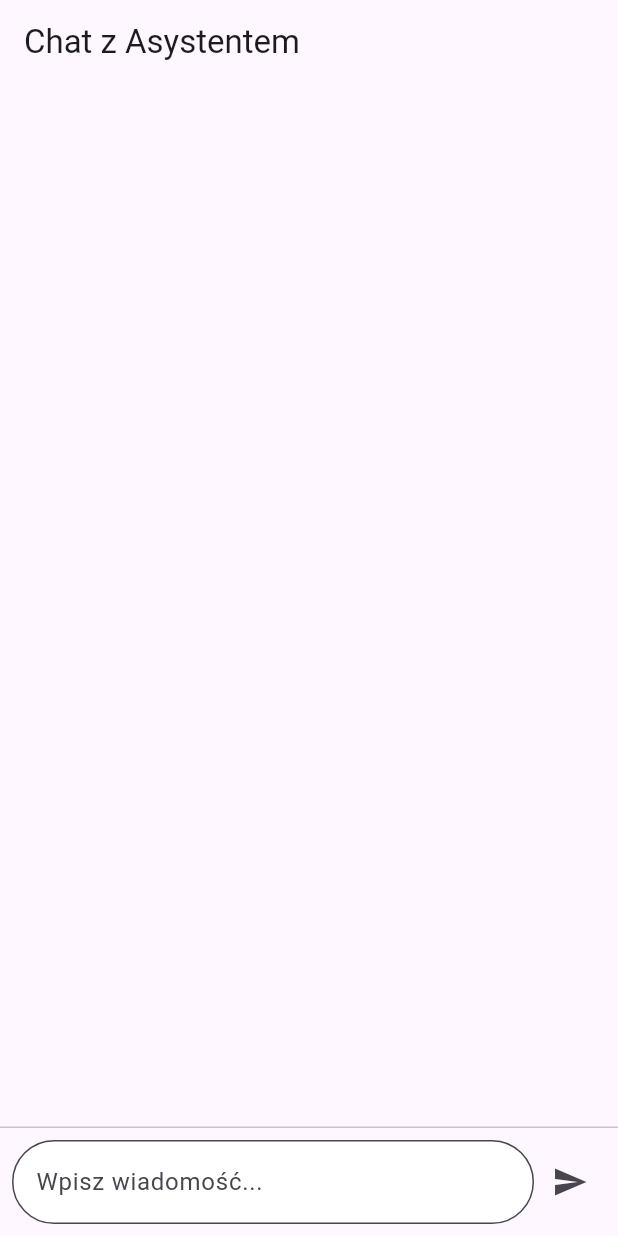
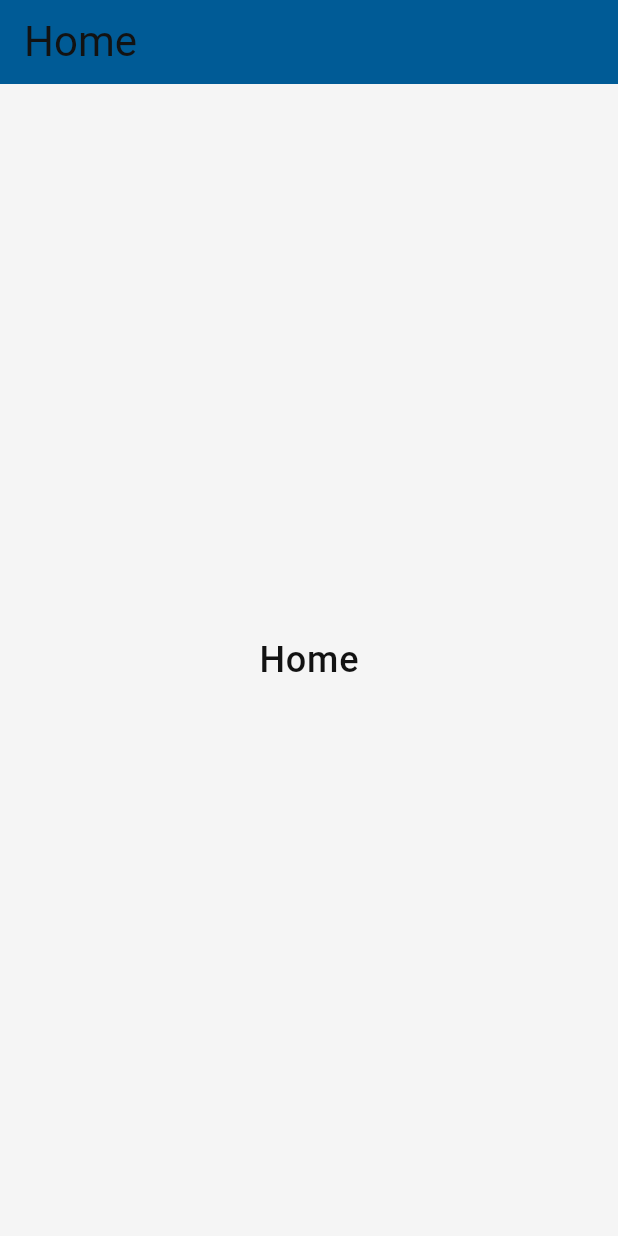
Before and after one commit to KaroleQ13Pl/App, a Flutter app: the screen it shows after launch, on a phone screen of 412 x 824 dp. Run offline on Flutter 3.47's test engine with Material 3 defaults, Android fonts, the phone set to English and light mode, and no system bars; our stand-ins replace google_fonts.

Commit message:
Refactor chatbot_ui: remove old chat screen and message widget, implement home screen, and update theming

```diff
--- a/chatbot_ui/lib/chat_screen.dart
+++ /dev/null
@@ -1,87 +0,0 @@
-import 'package:flutter/material.dart';
-import 'chat_message_widget.dart'; // Importujemy nasz nowy widget
-
-class ChatScreen extends StatefulWidget {
-  const ChatScreen({super.key});
-
-  @override
-  State<ChatScreen> createState() => _ChatScreenState();
-}
-
-class _ChatScreenState extends State<ChatScreen> {
-  // Kontroler do pola tekstowego
-  final TextEditingController _textController = TextEditingController();
-  // Lista do przechowywania wiadomości
-  final List<ChatMessageWidget> _messages = [];
-
-  // Funkcja wywoływana po wysłaniu wiadomości
-  void _handleSubmitted(String text) {
-    _textController.clear(); // Czyścimy pole tekstowe
-
-    // Tworzymy nowy widget wiadomości
-    ChatMessageWidget message = ChatMessageWidget(text: text);
-
-    // Aktualizujemy stan, co powoduje przerysowanie UI
-    setState(() {
-      _messages.insert(0, message); // Dodajemy wiadomość na początek listy
-    });
-  }
-
-  @override
-  Widget build(BuildContext context) {
-    return Scaffold(
-      appBar: AppBar(title: const Text('Chat z Asystentem')),
-      body: Column(
-        children: <Widget>[
-          Flexible(
-            child: ListView.builder(
-              padding: const EdgeInsets.all(8.0),
-              reverse: true, // Odwraca listę, nowe wiadomości na dole
-              itemBuilder: (_, int index) =>
-                  _messages[index], // Buduje widgety z listy
-              itemCount: _messages.length, // Ilość wiadomości
-            ),
-          ),
-          const Divider(height: 1.0), // Linia oddzielająca
-          _buildTextComposer(), // Pole do wprowadzania tekstu
-        ],
-      ),
-    );
-  }
-
-  // Widget do wprowadzania tekstu
-  Widget _buildTextComposer() {
-    return Container(
-      margin: const EdgeInsets.symmetric(horizontal: 8.0, vertical: 8.0),
-
-      child: Row(
-        children: <Widget>[
-          Flexible(
-            child: TextField(
-              controller: _textController, // Podpinamy kontroler
-              onSubmitted: _handleSubmitted, // Akcja po naciśnięciu "enter"
-              decoration: const InputDecoration(
-                hintText: 'Wpisz wiadomość...',
-                filled: true, // Wypełnienie pola
-                fillColor: Colors.white, // Kolor wypełnienia
-                border: OutlineInputBorder(
-                  // Obramowanie pola
-                  borderRadius: BorderRadius.all(Radius.circular(30.0)),
-                  borderSide: BorderSide(
-                    color: Colors.black, // Kolor obramowania
-                    width: 1.0, // Grubość obramowania
-                  ),
-                ),
-              ),
-            ),
-          ),
-          IconButton(
-            icon: const Icon(Icons.send),
-            onPressed: () =>
-                _handleSubmitted(_textController.text), // Akcja po kliknięciu
-          ),
-        ],
-      ),
-    );
-  }
-}
--- a/chatbot_ui/lib/main.dart
+++ b/chatbot_ui/lib/main.dart
@@ -1,5 +1,6 @@
 import 'package:flutter/material.dart';
-import 'chat_screen.dart'; // Importujemy nasz nowy ekran
+import 'screens/home_screen.dart'; // Importujemy nasz nowy ekran
+import 'theme/theme.dart'; // Importujemy motyw aplikacji
 
 void main() {
   runApp(const MyApp());
@@ -13,11 +14,11 @@ class MyApp extends StatelessWidget {
     return MaterialApp(
       title: 'n8n Chatbot', // Tytuł aplikacji
       debugShowCheckedModeBanner: false, // Usuwa baner "Debug"
-      theme: ThemeData(
-        colorScheme: ColorScheme.fromSeed(seedColor: Colors.deepPurple),
-        useMaterial3: true,
-      ),
-      home: const ChatScreen(), // Nasz ekran startowy
+      theme: AppTheme.lightTheme, // Ustawiamy motyw jasny
+      //darkTheme: AppTheme.darkTheme, // Ustawiamy motyw ciemny
+      themeMode: ThemeMode
+          .system, // Ustawiamy motyw na systemowy (jasny/ciemny w zależności od ustawień urządzenia
+      home: const HomeScreen(), // Nasz ekran startowy
     );
   }
 }
--- /dev/null
+++ b/chatbot_ui/lib/screens/home_screen.dart
@@ -0,0 +1,30 @@
+import 'package:flutter/material.dart';
+import 'package:chatbot_ui/theme/theme.dart';
+
+class HomeScreen extends StatelessWidget {
+  const HomeScreen({super.key});
+
+  @override
+  Widget build(BuildContext context) {
+    return Scaffold(
+      appBar: AppBar(
+        title: Text(
+          'Home',
+          style: Theme.of(context).textTheme.titleLarge?.copyWith(
+            color: Theme.of(context).colorScheme.onPrimary,
+            fontSize: 28,
+          ),
+        ),
+      ),
+      body: Center(
+        child: Text(
+          'Home',
+          style: Theme.of(context).textTheme.labelMedium?.copyWith(
+            color: Theme.of(context).colorScheme.onSurface,
+            fontSize: 24,
+          ),
+        ),
+      ),
+    );
+  }
+}
--- /dev/null
+++ b/chatbot_ui/lib/theme/theme.dart
@@ -0,0 +1,33 @@
+import 'package:flutter/material.dart';
+import 'package:google_fonts/google_fonts.dart';
+import 'package:chatbot_ui/theme/colors.dart';
+
+class AppTheme {
+  // Prywatny konstruktor, aby nikt przypadkowo nie stworzył instancji tej klasy.
+  AppTheme._();
+  // Motyw jasny
+  static final ThemeData lightTheme = ThemeData(
+    brightness: Brightness.light,
+    primaryColor: AppColors.light.primary,
+    colorScheme: ColorScheme.light(
+      primary: AppColors.light.primary,
+      secondary: AppColors.light.secondary,
+      surface: AppColors.light.surface,
+      error: AppColors.light.error,
+      onPrimary: AppColors.light.textPrimary,
+      onSecondary: AppColors.light.textSecondary,
+      onSurface: AppColors.light.textPrimary,
+      onError: AppColors.light.textPrimary,
+    ),
+    scaffoldBackgroundColor: AppColors.light.background,
+    appBarTheme: AppBarTheme(
+      backgroundColor: AppColors.light.primary,
+
+      titleTextStyle: GoogleFonts.roboto(
+        color: AppColors.light.textPrimary,
+        fontSize: 20,
+        fontWeight: FontWeight.w500,
+      ),
+    ),
+  );
+}
--- a/chatbot_ui/pubspec.yaml
+++ b/chatbot_ui/pubspec.yaml
@@ -34,6 +34,7 @@ dependencies:
   # The following adds the Cupertino Icons font to your application.
   # Use with the CupertinoIcons class for iOS style icons.
   cupertino_icons: ^1.0.8
+  google_fonts: ^6.2.1
 
 dev_dependencies:
   flutter_test:
```
Also changed, not shown: chatbot_ui/lib/chat_message_widget.dart (deleted, +0 -39 lines), chatbot_ui/lib/theme/colors.dart (added, +40 -0 lines), chatbot_ui/pubspec.lock, 2 other files.
